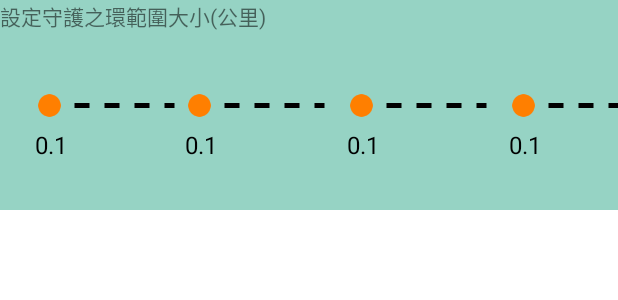
After one commit to tel3342311/iCGTracker, an Android app: the layout component_fence_size_area.xml on its own in the app's theme, with its tools: preview values and no code run, on a phone screen of 412 x 824 dp. The commit adds this screen. Shown: the top 300 px of the screen. Run offline under Robolectric (Android 15) with nearby library versions, the light colour scheme and no system bars.

Commit message:
Add Edit Fence Activity

```diff
--- a/app/src/main/AndroidManifest.xml
+++ b/app/src/main/AndroidManifest.xml
@@ -36,6 +36,8 @@
         <meta-data
             android:name="com.google.android.geo.API_KEY"
             android:value="AIzaSyBYr6GxRMdsMkMXpi3-unpC2eBJ9b8iWHg" />
+
+        <activity android:name=".EditFenceActivity"></activity>
     </application>
 
 </manifest>
--- /dev/null
+++ b/app/src/main/res/layout/component_fence_size_area.xml
@@ -0,0 +1,60 @@
+<?xml version="1.0" encoding="utf-8"?>
+<android.support.constraint.ConstraintLayout xmlns:android="http://schemas.android.com/apk/res/android"
+    xmlns:app="http://schemas.android.com/apk/res-auto"
+    xmlns:tools="http://schemas.android.com/tools"
+    android:id="@+id/bottom_option"
+    android:layout_width="match_parent"
+    android:layout_height="@dimen/fence_list_height"
+    android:background="@color/color_accent"
+    tools:layout_editor_absoluteY="25dp">
+
+    <TextView
+        android:id="@+id/textView"
+        android:layout_width="wrap_content"
+        android:layout_height="wrap_content"
+        android:text="@string/fence_size_title"
+        tools:layout_editor_absoluteX="16dp"
+        tools:layout_editor_absoluteY="16dp" />
+
+    <include
+        android:id="@+id/fence_100_meter"
+        layout="@layout/component_fence_size_item"
+        android:layout_width="@dimen/fence_size_icon_width"
+        android:layout_height="match_parent"
+        app:layout_constraintEnd_toStartOf="@+id/fence_200_meter"
+        app:layout_constraintHorizontal_bias="0.5"
+        app:layout_constraintStart_toStartOf="parent"
+        android:layout_marginStart="30dp"/>
+
+    <include
+        android:id="@+id/fence_200_meter"
+        layout="@layout/component_fence_size_item"
+        android:layout_width="@dimen/fence_size_icon_width"
+        android:layout_height="match_parent"
+        android:layout_marginEnd="8dp"
+        app:layout_constraintEnd_toStartOf="@+id/fence_500_meter"
+        app:layout_constraintHorizontal_bias="0.5"
+        app:layout_constraintStart_toEndOf="@+id/fence_100_meter" />
+
+    <include
+        android:id="@+id/fence_500_meter"
+        layout="@layout/component_fence_size_item"
+        android:layout_width="@dimen/fence_size_icon_width"
+        android:layout_height="match_parent"
+        android:layout_marginEnd="8dp"
+        app:layout_constraintEnd_toStartOf="@+id/fence_1000_meter"
+        app:layout_constraintHorizontal_bias="0.5"
+        app:layout_constraintStart_toEndOf="@+id/fence_200_meter" />
+
+    <include
+        android:id="@+id/fence_1000_meter"
+        layout="@layout/component_fence_size_item"
+        android:layout_width="@dimen/fence_size_icon_width"
+        android:layout_height="match_parent"
+        android:layout_marginEnd="-10dp"
+        app:layout_constraintEnd_toEndOf="parent"
+        app:layout_constraintHorizontal_bias="0.5"
+        app:layout_constraintStart_toEndOf="@+id/fence_500_meter" />
+
+
+</android.support.constraint.ConstraintLayout>
--- /dev/null
+++ b/app/src/main/res/layout/component_fence_size_item.xml
@@ -0,0 +1,41 @@
+<?xml version="1.0" encoding="utf-8"?>
+<android.support.constraint.ConstraintLayout xmlns:android="http://schemas.android.com/apk/res/android"
+    xmlns:app="http://schemas.android.com/apk/res-auto"
+    android:id="@+id/bottom_option"
+    android:layout_width="match_parent"
+    android:layout_height="@dimen/fence_list_item_height">
+
+    <ImageView
+        android:id="@+id/record_icon"
+        android:layout_width="@dimen/safty_item_icon_size"
+        android:layout_height="@dimen/safty_item_icon_size"
+        android:src="@drawable/btn_record_btn_time"
+        app:layout_constraintBottom_toBottomOf="parent"
+        app:layout_constraintStart_toStartOf="parent"
+        app:layout_constraintTop_toTopOf="parent" />
+
+    <TextView
+        android:id="@+id/record_item_time"
+        android:layout_width="wrap_content"
+        android:layout_height="wrap_content"
+        android:maxHeight="@dimen/setting_child_name_max_width"
+        android:singleLine="true"
+        android:text="0.1"
+        android:layout_marginStart="5dp"
+        style="@style/list_item"
+        app:layout_constraintTop_toBottomOf="@id/record_icon"
+        app:layout_constraintStart_toStartOf="parent"
+        android:gravity="center"/>
+
+    <ImageView
+        android:id="@+id/connect_line"
+        android:layout_width="0dp"
+        android:layout_height="10dp"
+        android:src="@drawable/dotted_line"
+        android:layerType="software"
+        app:layout_constraintStart_toEndOf="@id/record_icon"
+        app:layout_constraintEnd_toEndOf="parent"
+        app:layout_constraintTop_toTopOf="@id/record_icon"
+        app:layout_constraintBottom_toBottomOf="@id/record_icon"/>
+
+</android.support.constraint.ConstraintLayout>
--- a/app/src/main/res/values/colors_default.xml
+++ b/app/src/main/res/values/colors_default.xml
@@ -25,4 +25,5 @@
     <color name="color_fence_list_bg">#a4cccb</color>
     <color name="color_fence_enter_bg">#32bf00</color>
     <color name="color_fence_leave_bg">#e8ac00</color>
+    <color name="color_fence_circle_bg">#80a0ff7f</color>
 </resources>
--- a/app/src/main/res/values/dimens.xml
+++ b/app/src/main/res/values/dimens.xml
@@ -169,6 +169,8 @@
     <dimen name="fence_list_btn_size">36dp</dimen>
     <dimen name="fence_item_sep_line_width">30dp</dimen>
     <dimen name="fence_list_item_height">120dp</dimen>
+    <dimen name="fence_size_icon_width">100dp</dimen>
+    <dimen name="fence_range_list_margin">8dp</dimen>
 
 
 </resources>
--- a/app/src/main/res/values/strings.xml
+++ b/app/src/main/res/values/strings.xml
@@ -19,4 +19,7 @@
     <string name="fence_add_new_fence">請建立新的守護範圍</string>
     <string name="fence_enter_fence">進</string>
     <string name="fence_leave_fence">出</string>
+    <string name="edit_fence_title">增加守護區域</string>
+    <string name="edit_fence_hint">守護區域名</string>
+    <string name="fence_size_title">設定守護之環範圍大小(公里)</string>
 </resources>
```
Also changed, not shown: app/src/main/java/icgtracker/liteon/com/iCGTracker/EditFenceActivity.java (added, +179 -0 lines), app/src/main/java/icgtracker/liteon/com/iCGTracker/MainActivity.java (+0 -22 lines), app/src/main/java/icgtracker/liteon/com/iCGTracker/fragment/FenceFragment.java (+42 -0 lines), app/src/main/java/icgtracker/liteon/com/iCGTracker/fragment/RecordFragment.java (+8 -0 lines), app/src/main/java/icgtracker/liteon/com/iCGTracker/fragment/SafeFragment.java (+8 -0 lines), app/src/main/res/drawable/ic_check_white_24dp.xml (added, +9 -0 lines), app/src/main/res/drawable/ic_clear_white_24dp.xml (added, +9 -0 lines), app/src/main/res/layout/activity_edit_fence.xml (added, +76 -0 lines), app/src/main/res/menu/menu_add.xml (added, +10 -0 lines).
